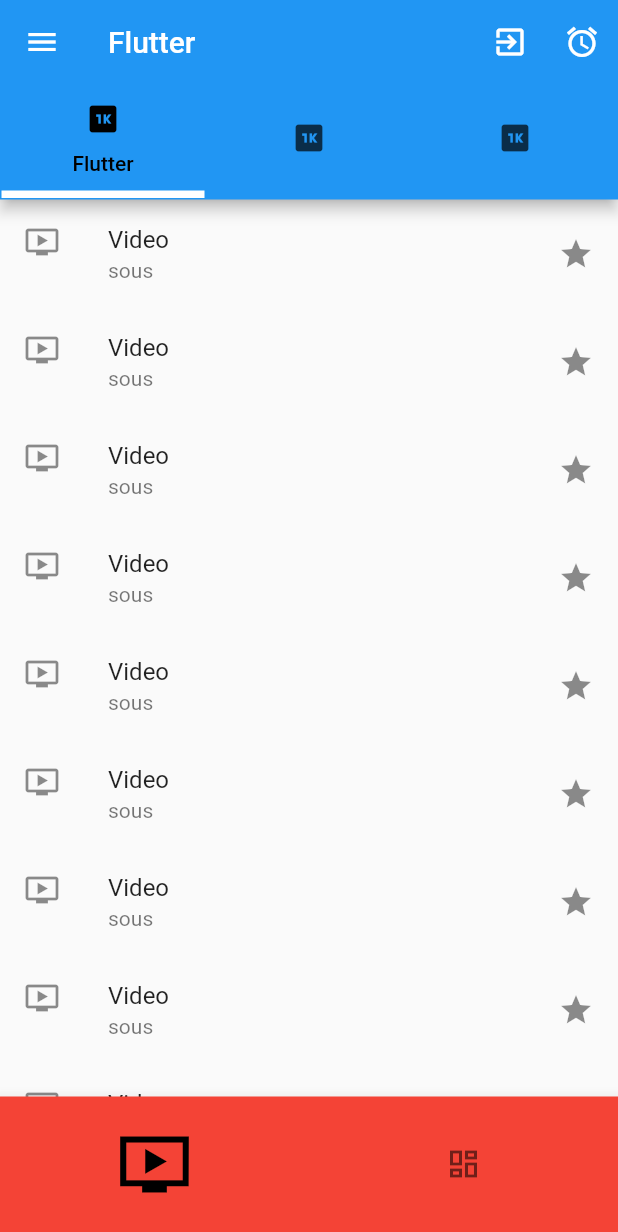
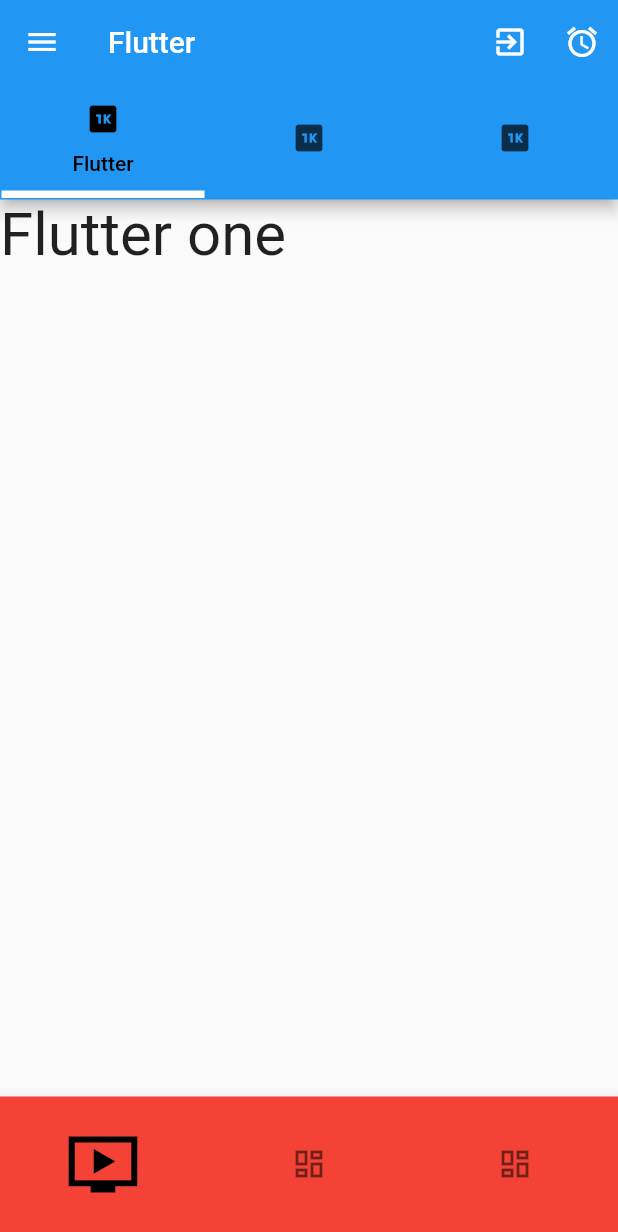
Before and after one commit to wejden7/Flutter_Tutorial, a Flutter app: the screen it shows after launch, on a phone screen of 412 x 824 dp. Shown: the top 1232 px of the screen. Run offline on Flutter 3.47's test engine with Material 2 defaults, Android fonts, the light colour scheme and no system bars.

Commit message:
WidgetPage.elementAt

```diff
--- a/lib/NewPage/test.dart
+++ b/lib/NewPage/test.dart
@@ -14,6 +14,20 @@
     super.initState();
   }
 
+  List<Widget> WidgetPage = [
+    Text(
+      "Flutter one",
+      style: TextStyle(fontSize: 40),
+    ),
+    Text(
+      "Flutter tow",
+      style: TextStyle(fontSize: 40),
+    ),
+    Text(
+      "Flutter thre",
+      style: TextStyle(fontSize: 40),
+    ),
+  ];
   Widget build(BuildContext context) {
     return MaterialApp(
       title: "Course Flutter",
@@ -68,6 +82,8 @@
                   label: "Widget one", icon: Icon(Icons.ondemand_video_sharp)),
               BottomNavigationBarItem(
                   label: "Widget tow", icon: Icon(Icons.dashboard_outlined)),
+              BottomNavigationBarItem(
+                  label: "Widget three", icon: Icon(Icons.dashboard_outlined)),
             ],
           ),
           drawer: Drawer(
@@ -109,165 +125,7 @@
               ],
             ),
           ),
-        body: TabBarView(controller: myControler, children: [
-          ListView(
-            children: [
-              ListTile(
-                leading: Icon(Icons.ondemand_video),
-                title: Text("Video"),
-                subtitle: Text("sous "),
-                trailing: Icon(Icons.grade),
-              ),
-              ListTile(
-                leading: Icon(Icons.ondemand_video),
-                title: Text("Video"),
-                subtitle: Text("sous "),
-                trailing: Icon(Icons.grade),
-              ),
-              ListTile(
-                leading: Icon(Icons.ondemand_video),
-                title: Text("Video"),
-                subtitle: Text("sous "),
-                trailing: Icon(Icons.grade),
-              ),
-              ListTile(
-                leading: Icon(Icons.ondemand_video),
-                title: Text("Video"),
-                subtitle: Text("sous "),
-                trailing: Icon(Icons.grade),
-              ),
-              ListTile(
-                leading: Icon(Icons.ondemand_video),
-                title: Text("Video"),
-                subtitle: Text("sous "),
-                trailing: Icon(Icons.grade),
-              ),
-              ListTile(
-                leading: Icon(Icons.ondemand_video),
-                title: Text("Video"),
-                subtitle: Text("sous "),
-                trailing: Icon(Icons.grade),
-              ),
-              ListTile(
-                leading: Icon(Icons.ondemand_video),
-                title: Text("Video"),
-                subtitle: Text("sous "),
-                trailing: Icon(Icons.grade),
-              ),
-              ListTile(
-                leading: Icon(Icons.ondemand_video),
-                title: Text("Video"),
-                subtitle: Text("sous "),
-                trailing: Icon(Icons.grade),
-              ),
-              ListTile(
-                leading: Icon(Icons.ondemand_video),
-                title: Text("Video"),
-                subtitle: Text("sous "),
-                trailing: Icon(Icons.grade),
-              ),
-              ListTile(
-                leading: Icon(Icons.ondemand_video),
-                title: Text("Video"),
-                subtitle: Text("sous "),
-                trailing: Icon(Icons.grade),
-              ),
-              ListTile(
-                leading: Icon(Icons.ondemand_video),
-                title: Text("Video"),
-                subtitle: Text("sous "),
-                trailing: Icon(Icons.grade),
-              ),
-              ListTile(
-                leading: Icon(Icons.ondemand_video),
-                title: Text("Video"),
-                subtitle: Text("sous "),
-                trailing: Icon(Icons.grade),
-              ),
-              ListTile(
-                leading: Icon(Icons.ondemand_video),
-                title: Text("Video"),
-                subtitle: Text("sous "),
-                trailing: Icon(Icons.grade),
-              ),
-            ],
-          ),
-          ListView(
-            children: [
-              ListTile(
-                leading: Icon(Icons.format_align_justify),
-                title: Text("Video"),
-                subtitle: Text("sous "),
-                trailing: Icon(Icons.face),
-              ),
-              ListTile(
-                leading: Icon(Icons.format_align_justify),
-                title: Text("Video"),
-                subtitle: Text("sous "),
-                trailing: Icon(Icons.face),
-              ),
-              ListTile(
-                leading: Icon(Icons.format_align_justify),
-                title: Text("Video"),
-                subtitle: Text("sous "),
-                trailing: Icon(Icons.face),
-              ),
-              ListTile(
-                leading: Icon(Icons.format_align_justify),
-                title: Text("Video"),
-                subtitle: Text("sous "),
-                trailing: Icon(Icons.face),
-              ),
-              ListTile(
-                leading: Icon(Icons.format_align_justify),
-                title: Text("Video"),
-                subtitle: Text("sous "),
-                trailing: Icon(Icons.face),
-              ),
-              ListTile(
-                leading: Icon(Icons.format_align_justify),
-                title: Text("Video"),
-                subtitle: Text("sous "),
-                trailing: Icon(Icons.face),
-              ),
-              ListTile(
-                leading: Icon(Icons.format_align_justify),
-                title: Text("Video"),
-                subtitle: Text("sous "),
-                trailing: Icon(Icons.face),
-              ),
-              ListTile(
-                leading: Icon(Icons.format_align_justify),
-                title: Text("Video"),
-                subtitle: Text("sous "),
-                trailing: Icon(Icons.face),
-              ),
-              ListTile(
-                leading: Icon(Icons.format_align_justify),
-                title: Text("Video"),
-                subtitle: Text("sous "),
-                trailing: Icon(Icons.face),
-              ),
-              ListTile(
-                leading: Icon(Icons.format_align_justify),
-                title: Text("Video"),
-                subtitle: Text("sous "),
-                trailing: Icon(Icons.face),
-              ),
-            ],
-          ),
-          ListView(
-            children: [
-              ListTile(
-                leading: Icon(Icons.g_translate),
-                title: Text("Flutter"),
-                subtitle: Text("Dart "),
-                trailing: Icon(Icons.label),
-              ),
-            ],
-          )
-        ]),
-      ),
+          body: WidgetPage.elementAt(currentIndexVal)),
     );
   }
 }
```
Lines whose indentation alone changed are shown as unchanged.
